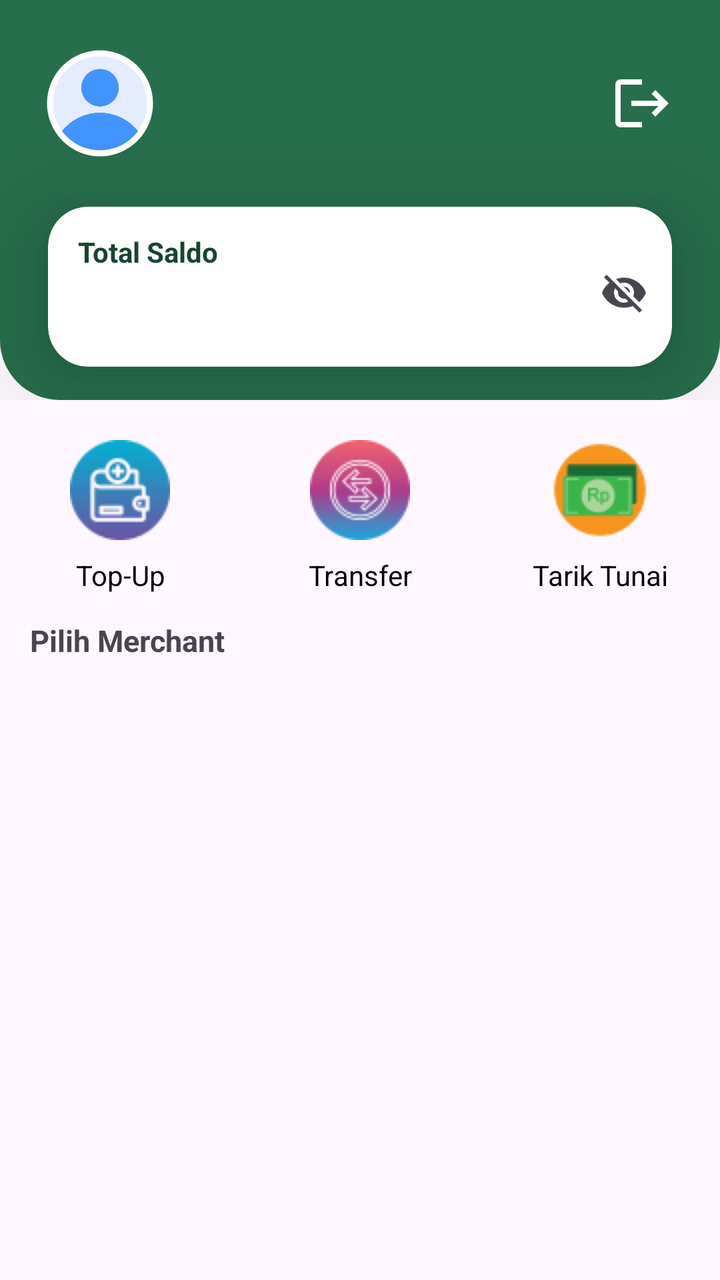
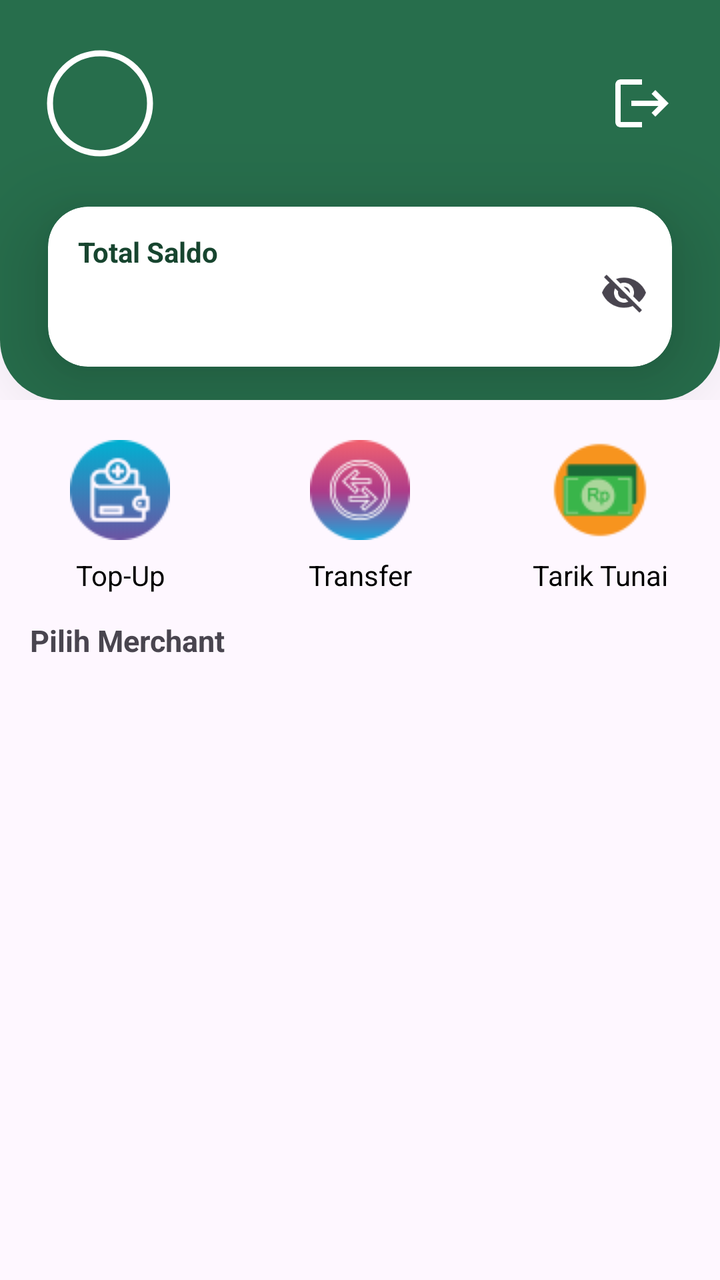

Before-and-after screenshots of an Android layout around one commit, followed by the original layout XML and the change that was made.
<!-- AndroidManifest.xml: application theme Base.Theme.MarketPay -->
<!-- res/layout/fragment_customer.xml -->
<androidx.constraintlayout.widget.ConstraintLayout
    xmlns:android="http://schemas.android.com/apk/res/android"
    xmlns:app="http://schemas.android.com/apk/res-auto"
    xmlns:tools="http://schemas.android.com/tools"
    android:id="@+id/fragment_customer"
    android:layout_width="match_parent"
    android:layout_height="match_parent"
    tools:context=".view.customer.CustomerFragment">

    <FrameLayout
        android:id="@+id/fragment_container"
        android:layout_width="match_parent"
        android:layout_height="0dp"
        app:layout_constraintTop_toTopOf="parent" />

    <androidx.constraintlayout.widget.ConstraintLayout
        android:id="@+id/headerLayout"
        android:layout_width="0dp"
        android:layout_height="200dp"
        android:background="@drawable/bottom_rounded_card"
        app:layout_constraintEnd_toEndOf="parent"
        app:layout_constraintStart_toStartOf="parent"
        app:layout_constraintTop_toTopOf="parent">

        <LinearLayout
            android:id="@+id/layoutProfile"
            android:layout_width="0dp"
            android:layout_height="wrap_content"
            android:gravity="center_vertical"
            android:orientation="horizontal"
            android:paddingLeft="15dp"
            android:paddingRight="15dp"
            app:layout_constraintBottom_toTopOf="@id/cardSaldo"
            app:layout_constraintEnd_toEndOf="parent"
            app:layout_constraintHorizontal_bias="0.0"
            app:layout_constraintStart_toStartOf="parent"
            app:layout_constraintTop_toTopOf="parent">

            <com.google.android.material.imageview.ShapeableImageView
                android:id="@+id/profileImage"
                android:layout_width="70dp"
                android:layout_height="70dp"
                android:contentDescription="@string/profile"
                android:padding="10dp"
                android:src="@drawable/user"
                app:shapeAppearanceOverlay="@style/roundedImageView"
                app:strokeColor="@android:color/white"
                app:strokeWidth="3dp" />

            <TextView
                android:id="@+id/textUser"
                android:layout_width="0dp"
                android:layout_height="wrap_content"
                android:layout_weight="1"
                android:textColor="@color/white"
                android:textSize="24sp" />

            <ImageView
                android:id="@+id/btnLogout"
                android:layout_width="48dp"
                android:layout_height="48dp"
                android:src="@drawable/ic_logout"
                android:padding="8dp"
                android:clickable="true"
                android:focusable="true"
                android:contentDescription="Logout" />


        </LinearLayout>
        <androidx.cardview.widget.CardView
            android:id="@+id/cardSaldo"
            android:layout_width="0dp"
            android:layout_height="80dp"
            android:layout_marginStart="24dp"
            android:layout_marginEnd="24dp"
            app:cardBackgroundColor="@color/white"
            app:cardCornerRadius="20dp"
            app:cardElevation="26dp"
            app:layout_constraintBottom_toBottomOf="parent"
            app:layout_constraintEnd_toEndOf="parent"
            app:layout_constraintStart_toStartOf="parent"
            app:layout_constraintTop_toBottomOf="@id/layoutProfile">

            <TextView
                android:id="@+id/textView8"
                android:layout_width="wrap_content"
                android:layout_height="wrap_content"
                android:layout_marginLeft="15dp"
                android:layout_marginTop="13dp"
                android:layout_weight="1"
                android:text="@string/total_saldo"
                android:textColor="@color/green_old"
                android:textStyle="bold" />

            <LinearLayout
                android:layout_width="match_parent"
                android:layout_height="wrap_content"
                android:layout_marginTop="7dp"
                android:gravity="center_vertical"
                android:orientation="horizontal">

                <com.google.android.material.textfield.TextInputLayout
                    android:layout_width="wrap_content"
                    android:layout_height="wrap_content"
                    android:layout_weight="1"
                    app:boxBackgroundMode="none"
                    app:endIconMode="password_toggle">

                    <com.google.android.material.textfield.TextInputEditText
                        android:id="@+id/txtSaldo"
                        android:layout_width="match_parent"
                        android:layout_height="50dp"
                        android:background="@android:color/transparent"
                        android:cursorVisible="false"
                        android:focusable="false"
                        android:inputType="text"
                        android:padding="0dp"
                        android:textColor="@color/green"
                        android:textSize="20sp" />
                </com.google.android.material.textfield.TextInputLayout>
            </LinearLayout>
        </androidx.cardview.widget.CardView>
    </androidx.constraintlayout.widget.ConstraintLayout>

    <androidx.constraintlayout.widget.ConstraintLayout
        android:id="@+id/content"
        android:layout_width="0dp"
        android:layout_height="90dp"
        android:layout_marginTop="20dp"
        app:layout_constraintEnd_toEndOf="parent"
        app:layout_constraintStart_toStartOf="parent"
        app:layout_constraintTop_toBottomOf="@id/headerLayout">

    <LinearLayout
        android:layout_width="0dp"
        android:layout_height="wrap_content"
        android:orientation="horizontal"
        app:layout_constraintEnd_toEndOf="parent"
        app:layout_constraintStart_toStartOf="parent"
        app:layout_constraintTop_toTopOf="parent">

        <TextView
            android:id="@+id/topup"
            android:layout_width="0dp"
            android:layout_height="wrap_content"
            android:layout_weight="1"
            android:drawableTop="@drawable/ic_topup"
            android:drawablePadding="8dp"
            android:gravity="center"
            android:text="Top-Up"
            android:textColor="@color/black"
            android:textAlignment="center" />

        <TextView
            android:layout_width="0dp"
            android:layout_height="wrap_content"
            android:layout_weight="1"
            android:drawableTop="@drawable/ic_tf"
            android:drawablePadding="8dp"
            android:gravity="center"
            android:text="Transfer"
            android:textColor="@color/black"
            android:textAlignment="center" />

        <TextView
            android:layout_width="0dp"
            android:layout_height="wrap_content"
            android:layout_weight="1"
            android:drawableTop="@drawable/ic_tarik"
            android:drawablePadding="8dp"
            android:gravity="center"
            android:text="Tarik Tunai"
            android:textColor="@color/black"
            android:textAlignment="center" />
    </LinearLayout>
</androidx.constraintlayout.widget.ConstraintLayout>

    <TextView
        android:id="@+id/pilihMerchant"
        android:layout_width="match_parent"
        android:layout_height="wrap_content"
        android:text="@string/pilih_merchant"
        android:textStyle="bold"
        android:textSize="15sp"
        android:layout_marginLeft="15dp"
        app:layout_constraintTop_toBottomOf="@id/content"
        app:layout_constraintStart_toStartOf="parent"
        app:layout_constraintEnd_toEndOf="parent"/>

    <androidx.recyclerview.widget.RecyclerView
        android:id="@+id/recycler_merchant"
        android:layout_width="0dp"
        android:layout_height="0dp"
        android:layout_marginTop="5dp"
        android:paddingLeft="8dp"
        android:paddingRight="8dp"
        android:paddingBottom="8dp"
        android:background="@android:color/transparent"
        android:clipToPadding="false"
        android:scrollbars="vertical"
        android:visibility="gone"
        app:layout_constraintTop_toBottomOf="@id/pilihMerchant"
        app:layout_constraintStart_toStartOf="parent"
        app:layout_constraintEnd_toEndOf="parent"
        app:layout_constraintBottom_toBottomOf="parent" />
</androidx.constraintlayout.widget.ConstraintLayout>
<!-- resources referenced by this layout -->
<resources>
  <color name="black">#FF000000</color>
  <color name="green">#276e4c</color>
  <color name="green_old">#17452F</color>
  <color name="white">#FFFFFFFF</color>
  <!-- drawable bottom_rounded_card (drawable) -->
  <shape xmlns:android="http://schemas.android.com/apk/res/android" android:shape="rectangle">
      <solid android:color="@color/green" />
      <corners
          android:topLeftRadius="0dp"
          android:topRightRadius="0dp"
          android:bottomLeftRadius="30dp"
          android:bottomRightRadius="30dp" />
  </shape>
  <!-- drawable ic_logout (drawable) -->
  <vector xmlns:android="http://schemas.android.com/apk/res/android" android:autoMirrored="true" android:height="24dp" android:tint="#FFFFFF" android:viewportHeight="24" android:viewportWidth="24" android:width="24dp">
        
      <path android:fillColor="@android:color/white" android:pathData="M17,7l-1.41,1.41L18.17,11H8v2h10.17l-2.58,2.58L17,17l5,-5zM4,5h8V3H4c-1.1,0 -2,0.9 -2,2v14c0,1.1 0.9,2 2,2h8v-2H4V5z"/>
      
  </vector>
  <!-- drawable ic_tarik: png bitmap (drawable, 1977 bytes) -->
  <!-- drawable ic_tf: png bitmap (drawable, 3430 bytes) -->
  <!-- drawable ic_topup: png bitmap (drawable, 2756 bytes) -->
  <!-- drawable user: png bitmap (drawable, 19293 bytes) -->
  <string name="pilih_merchant">Pilih Merchant</string>
  <string name="profile">User Profile</string>
  <string name="total_saldo">Total Saldo</string>
  <style name="roundedImageView" parent="">
          <item name="cornerFamily">rounded</item>
          <item name="cornerSize">50%</item>
      </style>
  <style name="Base.Theme.MarketPay" parent="Theme.Material3.DayNight.NoActionBar">
          <item name="android:statusBarColor">@color/green</item>
          <item name="android:windowLightStatusBar">false</item>
      </style>
</resources>

<!-- the commit's change to res/layout/fragment_customer.xml (unified diff, before → after) -->
@@ -42,7 +42,6 @@
                 android:layout_height="70dp"
                 android:contentDescription="@string/profile"
                 android:padding="10dp"
-                android:src="@drawable/user"
                 app:shapeAppearanceOverlay="@style/roundedImageView"
                 app:strokeColor="@android:color/white"
                 app:strokeWidth="3dp" />
<!-- resource entries referenced after the edit -->
@@ -22,7 +22,6 @@
   <!-- drawable ic_tarik: png bitmap (drawable, 1977 bytes) -->
   <!-- drawable ic_tf: png bitmap (drawable, 3430 bytes) -->
   <!-- drawable ic_topup: png bitmap (drawable, 2756 bytes) -->
-  <!-- drawable user: png bitmap (drawable, 19293 bytes) -->
   <string name="pilih_merchant">Pilih Merchant</string>
   <string name="profile">User Profile</string>
   <string name="total_saldo">Total Saldo</string>
